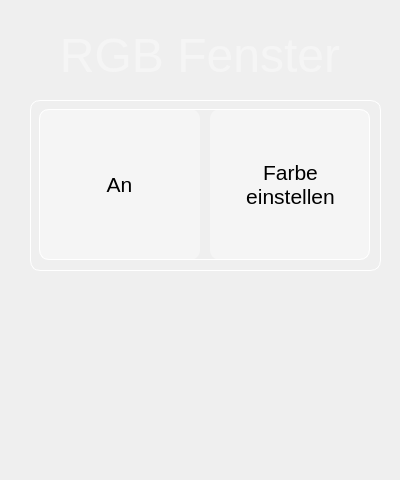
This is Programme/ControlPanel-3-0/ui/einstellung_rgb_wand.ui in mvu/jugendprojekt as Qt 5 draws it before an edit. The edited form follows.
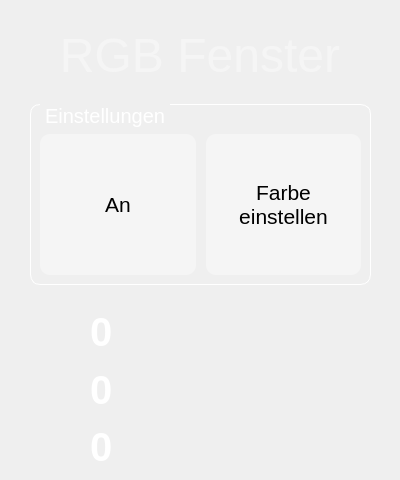
This is the edited form. Icons and pictures are not drawn.

Commit message: Slider integriert, Buttons angepasst

What changed in the file:
```diff
--- a/Programme/ControlPanel-3-0/ui/einstellung_rgb_wand.ui
+++ b/Programme/ControlPanel-3-0/ui/einstellung_rgb_wand.ui
@@ -10,7 +10,7 @@
     <height>480</height>
    </rect>
   </property>
-  <property name="windowTitle">s
+  <property name="windowTitle">
    <string>Dialog</string>
   </property>
   <property name="styleSheet">
@@ -52,6 +52,9 @@
    <property name="focusPolicy">
     <enum>Qt::NoFocus</enum>
    </property>
+   <property name="contextMenuPolicy">
+    <enum>Qt::NoContextMenu</enum>
+   </property>
    <property name="text">
     <string/>
    </property>
@@ -65,6 +68,9 @@
      <height>50</height>
     </size>
    </property>
+   <property name="default">
+    <bool>true</bool>
+   </property>
    <property name="flat">
     <bool>true</bool>
    </property>
@@ -73,25 +79,41 @@
    <property name="geometry">
     <rect>
      <x>30</x>
-     <y>100</y>
-     <width>351</width>
-     <height>171</height>
+     <y>104</y>
+     <width>341</width>
+     <height>181</height>
     </rect>
    </property>
+   <property name="layoutDirection">
+    <enum>Qt::LeftToRight</enum>
+   </property>
    <property name="styleSheet">
-    <string notr="true">border: 1px solid white;
-border-radius:10px;</string>
+    <string notr="true">QGroupBox {
+	margin-top:0.6em;
+	border:1px solid white;
+	border-radius:10px;
+	font-size:20px;
+	color:white;
+}
+QGroupBox::title {
+	subcontrol-origin:  margin;
+    left:10px;
+    padding: 0px 2px 0 2px;
+}</string>
    </property>
    <property name="title">
-    <string/>
+    <string>Einstellungen</string>
+   </property>
+   <property name="flat">
+    <bool>false</bool>
    </property>
    <widget class="QWidget" name="horizontalLayoutWidget">
     <property name="geometry">
      <rect>
-      <x>9</x>
-      <y>9</y>
-      <width>331</width>
-      <height>151</height>
+      <x>10</x>
+      <y>30</y>
+      <width>321</width>
+      <height>141</height>
      </rect>
     </property>
     <layout class="QHBoxLayout" name="horizontalLayout">
@@ -99,22 +121,12 @@
       <number>10</number>
      </property>
      <item>
-      <widget class="QGroupBox" name="groupBox_2">
-       <property name="styleSheet">
-        <string notr="true">background-color:rgba(255,255,255,100);
-border:none;</string>
-       </property>
-       <property name="title">
-        <string/>
-       </property>
        <widget class="QPushButton" name="pushButton_on_off">
-        <property name="geometry">
-         <rect>
-          <x>0</x>
-          <y>0</y>
-          <width>161</width>
-          <height>151</height>
-         </rect>
+       <property name="sizePolicy">
+        <sizepolicy hsizetype="Expanding" vsizetype="Expanding">
+         <horstretch>0</horstretch>
+         <verstretch>0</verstretch>
+        </sizepolicy>
         </property>
         <property name="font">
          <font>
@@ -122,36 +134,38 @@
          </font>
         </property>
         <property name="styleSheet">
-         <string notr="true">border:none;
-background-color:rgba(0,0,0,0);
-color:rgb(0,0,0);</string>
+        <string notr="true">QPushButton {
+	margin-top:0em;
+	background-color: rgba(255,255,255,100);
+	color:black;
+	border: none;
+	border-radius: 10px;
+}
+QPushButton:checked {
+	border: 2px solid white;
+}
+QPushButton:pressed {
+	background-color: rgba(255,255,255,150);
+}</string>
         </property>
         <property name="text">
          <string>An</string>
         </property>
+       <property name="checkable">
+        <bool>true</bool>
+       </property>
         <property name="flat">
          <bool>true</bool>
         </property>
        </widget>
-      </widget>
      </item>
      <item>
-      <widget class="QGroupBox" name="groupBox_3">
-       <property name="styleSheet">
-        <string notr="true">background-color:rgba(255,255,255,100);
-border:none;</string>
-       </property>
-       <property name="title">
-        <string/>
-       </property>
        <widget class="QPushButton" name="pushButton_set_color">
-        <property name="geometry">
-         <rect>
-          <x>0</x>
-          <y>0</y>
-          <width>161</width>
-          <height>151</height>
-         </rect>
+       <property name="sizePolicy">
+        <sizepolicy hsizetype="Expanding" vsizetype="Expanding">
+         <horstretch>0</horstretch>
+         <verstretch>0</verstretch>
+        </sizepolicy>
         </property>
         <property name="font">
          <font>
@@ -159,18 +173,30 @@
          </font>
         </property>
         <property name="styleSheet">
-         <string notr="true">border:none;
-background-color:rgba(0,0,0,0);
-color:rgb(0,0,0);</string>
+        <string notr="true">QPushButton {
+	margin-top:0em;
+	background-color: rgba(255,255,255,100);
+	color:black;
+	border: none;
+	border-radius: 10px;
+}
+QPushButton:checked {
+	border: 2px solid white;
+}
+QPushButton:pressed {
+	background-color: rgba(255,255,255,150);
+}</string>
         </property>
         <property name="text">
          <string>Farbe
 einstellen</string>
         </property>
+       <property name="checkable">
+        <bool>true</bool>
+       </property>
         <property name="flat">
          <bool>true</bool>
         </property>
-       </widget>
       </widget>
      </item>
     </layout>
@@ -195,10 +221,83 @@
     <enum>QFrame::Raised</enum>
    </property>
   </widget>
+  <widget class="QWidget" name="verticalLayoutWidget">
+   <property name="geometry">
+    <rect>
+     <x>90</x>
+     <y>306</y>
+     <width>101</width>
+     <height>167</height>
+    </rect>
+   </property>
+   <layout class="QVBoxLayout" name="verticalLayout_debug">
+    <item>
+     <widget class="QLabel" name="test_label_1">
+      <property name="font">
+       <font>
+        <pointsize>30</pointsize>
+        <weight>75</weight>
+        <bold>true</bold>
+       </font>
+      </property>
+      <property name="styleSheet">
+       <string notr="true">color:white;</string>
+      </property>
+      <property name="text">
+       <string>0</string>
+      </property>
+      <property name="alignment">
+       <set>Qt::AlignLeading|Qt::AlignLeft|Qt::AlignVCenter</set>
+      </property>
+     </widget>
+    </item>
+    <item>
+     <widget class="QLabel" name="test_label_2">
+      <property name="font">
+       <font>
+        <pointsize>30</pointsize>
+        <weight>75</weight>
+        <bold>true</bold>
+       </font>
+      </property>
+      <property name="styleSheet">
+       <string notr="true">color:white;</string>
+      </property>
+      <property name="text">
+       <string>0</string>
+      </property>
+      <property name="alignment">
+       <set>Qt::AlignLeading|Qt::AlignLeft|Qt::AlignVCenter</set>
+      </property>
+     </widget>
+    </item>
+    <item>
+     <widget class="QLabel" name="test_label_3">
+      <property name="font">
+       <font>
+        <pointsize>30</pointsize>
+        <weight>75</weight>
+        <bold>true</bold>
+       </font>
+      </property>
+      <property name="styleSheet">
+       <string notr="true">color:white;</string>
+      </property>
+      <property name="text">
+       <string>0</string>
+      </property>
+      <property name="alignment">
+       <set>Qt::AlignLeading|Qt::AlignLeft|Qt::AlignVCenter</set>
+      </property>
+     </widget>
+    </item>
+   </layout>
+  </widget>
   <zorder>frame</zorder>
   <zorder>label</zorder>
   <zorder>pushButton_back</zorder>
   <zorder>groupBox</zorder>
+  <zorder>verticalLayoutWidget</zorder>
  </widget>
  <resources>
   <include location="icons.qrc"/>
```
Lines whose indentation alone changed are shown as unchanged. The commit also changes 2 other files.
